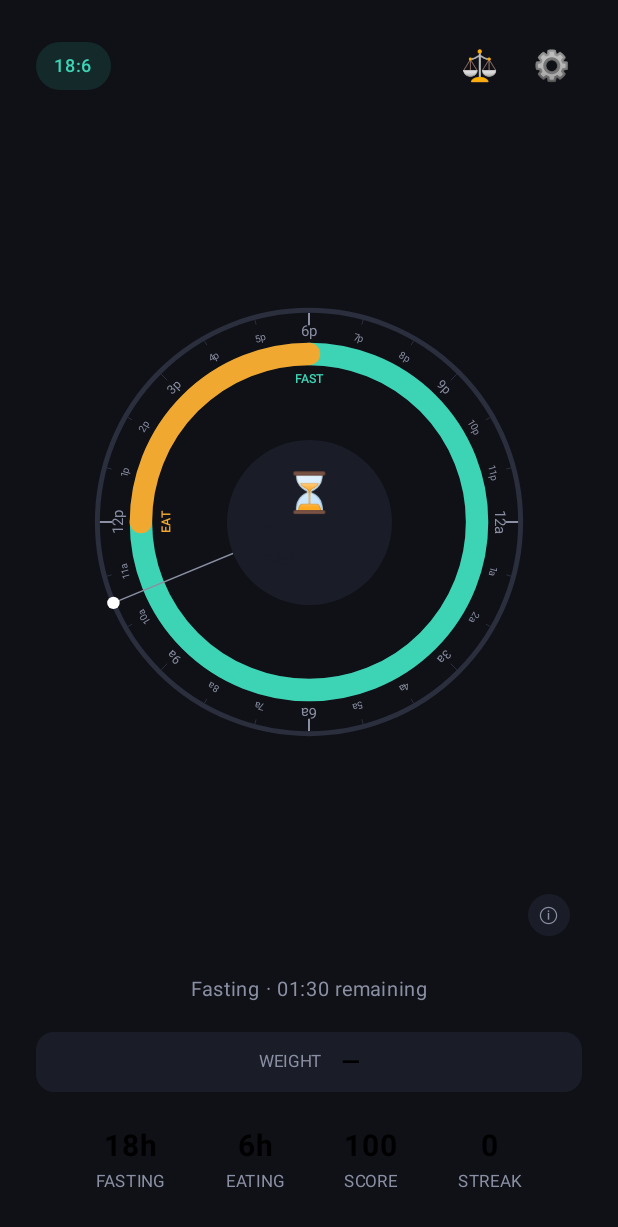
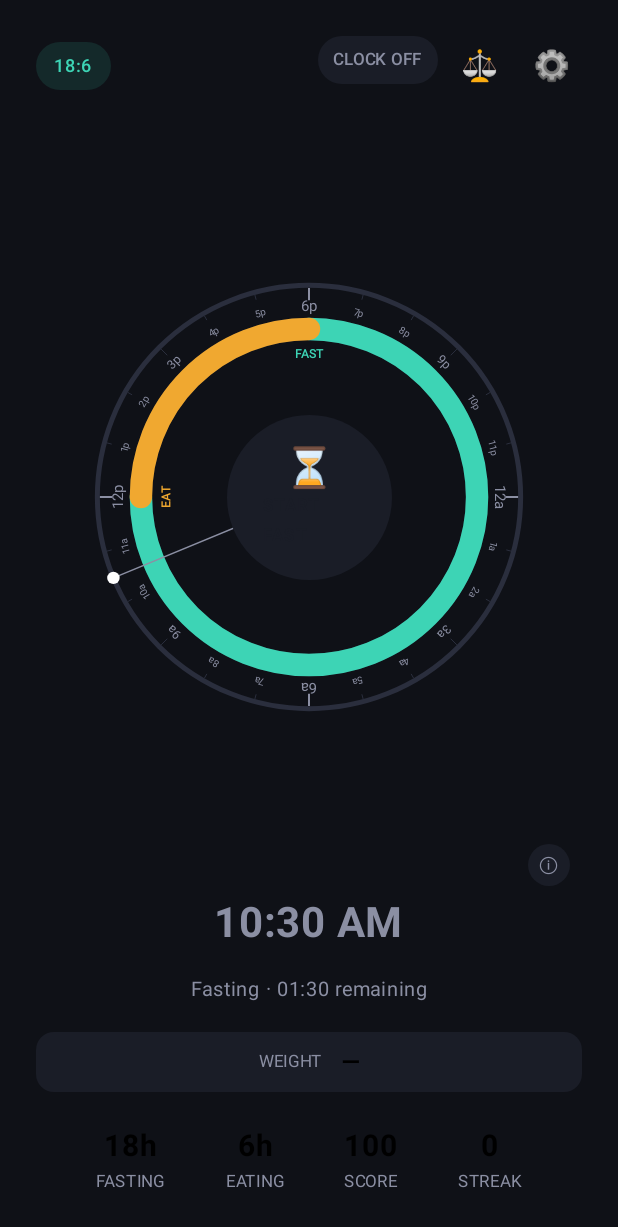
Before and after one commit to chrisws/fast-clock, an Android app built with Jetpack Compose: the screen it shows after launch (MainActivity), on a phone screen of 412 x 824 dp. Shown: the top 1227 px of the screen. Run offline under Robolectric (Android 15) with nearby library versions, the phone set to English and light mode, and no system bars.

Commit message:
Display digital clock

```diff
--- a/android/app/src/main/java/com/fastclock/model/FastState.kt
+++ b/android/app/src/main/java/com/fastclock/model/FastState.kt
@@ -27,6 +27,7 @@ data class FastState(
     val protocol: Protocol = Protocol.P18_6,
     val customEatStart: Int = 12,
     val customEatEnd: Int = 18,
+    val clockMode: Boolean = false,
     val fastStartEpoch: Long? = null,
     val dailyScore: Int = 100,
     val scoreDate: String = "",
--- a/android/app/src/main/java/com/fastclock/ui/FastClockScreen.kt
+++ b/android/app/src/main/java/com/fastclock/ui/FastClockScreen.kt
@@ -54,6 +54,7 @@ fun FastClockScreen(state: FastState, onStateChange: (FastState) -> Unit) {
     var showProtocolPanel by remember { mutableStateOf(false) }
     var showWeighIn by remember { mutableStateOf(false) }
     var showEatCard by remember { mutableStateOf(false) }
+    var timeString by remember { mutableStateOf("") }
 
     // Tick every second
     LaunchedEffect(Unit) {
@@ -62,11 +63,21 @@ fun FastClockScreen(state: FastState, onStateChange: (FastState) -> Unit) {
             currentHour = cal.get(Calendar.HOUR_OF_DAY) +
                     cal.get(Calendar.MINUTE) / 60f +
                     cal.get(Calendar.SECOND) / 3600f
+            val h12 = if (cal.get(Calendar.HOUR_OF_DAY) % 12 == 0) 12 else cal.get(Calendar.HOUR_OF_DAY) % 12
+            val ap = if (cal.get(Calendar.HOUR_OF_DAY) < 12) "AM" else "PM"
+            timeString = "$h12:${"%02d".format(cal.get(Calendar.MINUTE))} $ap"
             kotlinx.coroutines.delay(1000L.milliseconds)
         }
     }
 
-    val p = state.resolvedProtocol()
+    val baseProtocol = state.resolvedProtocol()
+    val p = if (state.clockMode) {
+        val eatStart = currentHour.toInt() % 24
+        val eatEnd = (eatStart + baseProtocol.eatHours) % 24
+        ResolvedProtocol(24 - baseProtocol.eatHours, baseProtocol.eatHours, eatStart, eatEnd)
+    } else {
+        baseProtocol
+    }
     val isFasting = state.fastStartEpoch != null
     val inEatWindow = isInEatingWindow(currentHour, p)
     val streak = calcStreak(state.fastHistory)
@@ -105,6 +116,20 @@ fun FastClockScreen(state: FastState, onStateChange: (FastState) -> Unit) {
                 }
 
                 Row(horizontalArrangement = Arrangement.spacedBy(8.dp)) {
+                    // Clock mode toggle
+                    Box(
+                        modifier = Modifier
+                            .background(if (state.clockMode) Accent2Dim else Surface, RoundedCornerShape(20.dp))
+                            .clickable { onStateChange(state.copy(clockMode = !state.clockMode)) }
+                            .padding(horizontal = 10.dp, vertical = 4.dp)
+                    ) {
+                        Text(
+                            text = if (state.clockMode) "CLOCK ON" else "CLOCK OFF",
+                            fontSize = 11.sp,
+                            fontWeight = FontWeight.Medium,
+                            color = if (state.clockMode) Accent2 else TextMuted
+                        )
+                    }
                     // Weigh-in button
                     Box(
                         modifier = Modifier
@@ -201,6 +226,14 @@ fun FastClockScreen(state: FastState, onStateChange: (FastState) -> Unit) {
                     Text(text = "\u24D8", fontSize = 14.sp, color = TextMuted)
                 }
             }
+
+            // ── Digital clock ──
+            Text(
+                text = timeString,
+                fontSize = 28.sp,
+                fontWeight = FontWeight.Bold,
+                color = if (state.clockMode) Accent2 else TextMuted
+            )
 
             // ── Status ──
             Spacer(modifier = Modifier.height(16.dp))
```
